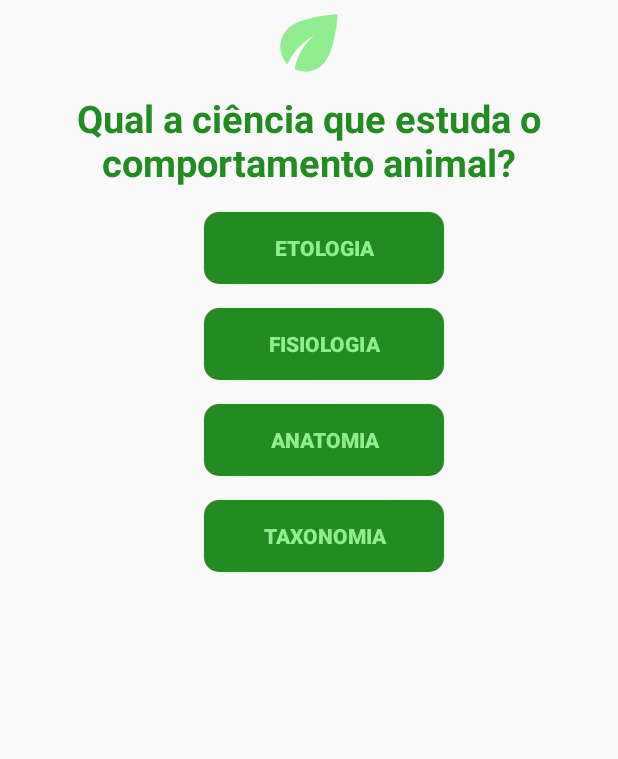
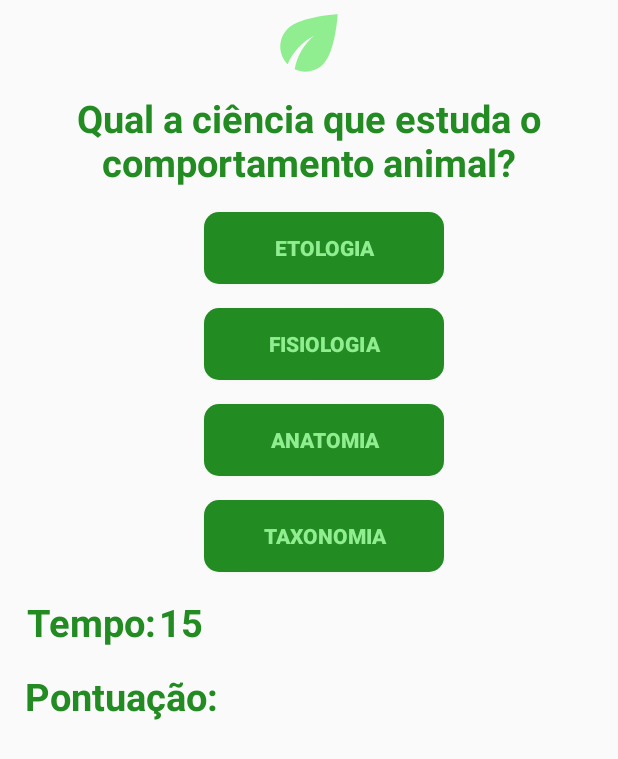
Before and after one commit to RenanSouzadeOliveira/EcoQuizMobile, an Android app: the layout activity_normal1.xml on its own in the app's theme, with its tools: preview values and no code run, on a phone screen of 412 x 824 dp. Shown: the top 759 px of the screen. Run offline under Robolectric (Android 15) with nearby library versions, the phone set to English and light mode, and no system bars.

Commit message:
Tela 'Normal1' implementada.

```diff
--- a/app/src/main/AndroidManifest.xml
+++ b/app/src/main/AndroidManifest.xml
@@ -11,7 +11,7 @@
         android:roundIcon="@mipmap/ic_launcher_round"
         android:supportsRtl="true"
         android:theme="@style/AppTheme">
-        <activity android:name=".Normal1"></activity>
+        <activity android:name=".normal.Normal1"></activity>
         <activity android:name=".normal.Normal0" />
         <activity android:name=".ranking.RankingNovato" />
         <activity android:name=".novato.Novato9" />
--- a/app/src/main/java/com/example/ecoquiz/Normal1.java
+++ /dev/null
@@ -1,14 +0,0 @@
-package com.example.ecoquiz;
-
-import androidx.appcompat.app.AppCompatActivity;
-
-import android.os.Bundle;
-
-public class Normal1 extends AppCompatActivity {
-
-    @Override
-    protected void onCreate(Bundle savedInstanceState) {
-        super.onCreate(savedInstanceState);
-        setContentView(R.layout.activity_normal1);
-    }
-}
--- a/app/src/main/java/com/example/ecoquiz/controll/PartidaController.java
+++ b/app/src/main/java/com/example/ecoquiz/controll/PartidaController.java
@@ -15,6 +15,8 @@ public class PartidaController {
         respostas.add("RHIZOBIUM");
         respostas.add("CADEIA ALIMENTAR");
         respostas.add("AMENSALISMO");
+        respostas.add("POLUIÇÃO AMBIENTAL");
+        respostas.add("ETOLOGIA");
 
 
         if(respostas.contains(alternativa)){
--- a/app/src/main/java/com/example/ecoquiz/normal/Normal0.java
+++ b/app/src/main/java/com/example/ecoquiz/normal/Normal1.java
@@ -22,7 +22,6 @@ import com.example.ecoquiz.MainActivity;
 import com.example.ecoquiz.R;
 import com.example.ecoquiz.controll.PartidaController;
 import com.example.ecoquiz.model.Player;
-import com.example.ecoquiz.novato.Novato0;
 import com.example.ecoquiz.novato.Novato1;
 import com.google.android.gms.ads.AdRequest;
 import com.google.android.gms.ads.rewarded.RewardItem;
@@ -33,7 +32,7 @@ import com.google.gson.JsonObject;
 import com.koushikdutta.async.future.FutureCallback;
 import com.koushikdutta.ion.Ion;
 
-public class Normal0 extends AppCompatActivity {
+public class Normal1 extends AppCompatActivity {
     private AlertDialog alerta;
     private CountDownTimer relogio;
     private RewardedAd rewardedAd;
@@ -45,7 +44,7 @@ public class Normal0 extends AppCompatActivity {
     @Override
     protected void onCreate(Bundle savedInstanceState) {
         super.onCreate(savedInstanceState);
-        setContentView(R.layout.activity_normal0);
+        setContentView(R.layout.activity_normal1);
         player = getIntent().getExtras().getParcelable("user");
         TextView pontuacao = (TextView)findViewById(R.id.txtPontuacaoAtual);
         pontuacao.setText(Integer.toString(player.getPontuacao()));
@@ -87,7 +86,7 @@ public class Normal0 extends AppCompatActivity {
             botao.setBackground(getResources().getDrawable(R.drawable.buttonverify));
             relogio.cancel();
             player.setPontuacao(Integer.parseInt(cronometro.getText().toString()));
-            Intent it = new Intent(Normal0.this, Novato1.class);
+            Intent it = new Intent(Normal1.this, Novato1.class);
             it.putExtra("user",player);
             startActivityForResult(it, 0);
         } else{
@@ -96,7 +95,7 @@ public class Normal0 extends AppCompatActivity {
             mp.start();
             botao.setBackground(getResources().getDrawable(R.drawable.buttonerror));
             relogio.cancel();
-            Intent it = new Intent(Normal0.this, Novato1.class);
+            Intent it = new Intent(Normal1.this, Novato1.class);
             it.putExtra("user",player);
             startActivityForResult(it, 0);
         }
@@ -114,7 +113,7 @@ public class Normal0 extends AppCompatActivity {
             botao.setBackground(getResources().getDrawable(R.drawable.buttonverify));
             relogio.cancel();
             player.setPontuacao(Integer.parseInt(cronometro.getText().toString()));
-            Intent it = new Intent(Normal0.this, Novato1.class);
+            Intent it = new Intent(Normal1.this, Novato1.class);
             it.putExtra("user",player);
             startActivityForResult(it, 0);
         } else{
@@ -123,7 +122,7 @@ public class Normal0 extends AppCompatActivity {
             mp.start();
             botao.setBackground(getResources().getDrawable(R.drawable.buttonerror));
             relogio.cancel();
-            Intent it = new Intent(Normal0.this, Novato1.class);
+            Intent it = new Intent(Normal1.this, Novato1.class);
             it.putExtra("user", player);
             startActivityForResult(it, 0);
         }
@@ -141,7 +140,7 @@ public class Normal0 extends AppCompatActivity {
             botao.setBackground(getResources().getDrawable(R.drawable.buttonverify));
             relogio.cancel();
             player.setPontuacao(Integer.parseInt(cronometro.getText().toString()));
-            Intent it = new Intent(Normal0.this, Novato1.class);
+            Intent it = new Intent(Normal1.this, Novato1.class);
             it.putExtra("user",player);
             startActivityForResult(it, 0);
         } else{
@@ -150,7 +149,7 @@ public class Normal0 extends AppCompatActivity {
             mp.start();
             botao.setBackground(getResources().getDrawable(R.drawable.buttonerror));
             relogio.cancel();
-            Intent it = new Intent(Normal0.this, Novato1.class);
+            Intent it = new Intent(Normal1.this, Novato1.class);
             it.putExtra("user", player);
             startActivityForResult(it, 0);
         }
@@ -168,7 +167,7 @@ public class Normal0 extends AppCompatActivity {
             botao.setBackground(getResources().getDrawable(R.drawable.buttonverify));
             relogio.cancel();
             player.setPontuacao(Integer.parseInt(cronometro.getText().toString()));
-            Intent it = new Intent(Normal0.this, Novato1.class);
+            Intent it = new Intent(Normal1.this, Novato1.class);
             it.putExtra("user",player);
             startActivityForResult(it, 0);
         } else{
@@ -177,7 +176,7 @@ public class Normal0 extends AppCompatActivity {
             mp.start();
             botao.setBackground(getResources().getDrawable(R.drawable.buttonerror));
             relogio.cancel();
-            Intent it = new Intent(Normal0.this, Novato1.class);
+            Intent it = new Intent(Normal1.this, Novato1.class);
             it.putExtra("user",player);
             startActivityForResult(it, 0);
         }
@@ -198,7 +197,7 @@ public class Normal0 extends AppCompatActivity {
                 @Override
                 public void onClick(View v) {
                     registrarOnline(player.getNome().toString(), player.getPontuacao());
-                    Intent it = new Intent(Normal0.this, MainActivity.class);
+                    Intent it = new Intent(Normal1.this, MainActivity.class);
                     startActivityForResult(it, 0);
                 }
             });
@@ -207,7 +206,7 @@ public class Normal0 extends AppCompatActivity {
                 @Override
                 public void onClick(View v) {
                     if (rewardedAd.isLoaded()) {
-                        Activity activityContext = Normal0.this;
+                        Activity activityContext = Normal1.this;
                         RewardedAdCallback adCallback = new RewardedAdCallback() {
                             @Override
                             public void onRewardedAdOpened() {
@@ -221,14 +220,14 @@ public class Normal0 extends AppCompatActivity {
 
                             @Override
                             public void onUserEarnedReward(@NonNull RewardItem rewardItem) {
-                                AlertDialog.Builder abc = new AlertDialog.Builder(Normal0.this);
+                                AlertDialog.Builder abc = new AlertDialog.Builder(Normal1.this);
                                 View dialog = getLayoutInflater().inflate(R.layout.dialog_continuar, null);
                                 Button btnContinue = (Button)dialog.findViewById(R.id.btnContinuar);
 
                                 btnContinue.setOnClickListener(new View.OnClickListener() {
                                     @Override
                                     public void onClick(View v) {
-                                        Intent it = new Intent(Normal0.this, Novato1.class);
+                                        Intent it = new Intent(Normal1.this, Novato1.class);
                                         it.putExtra("user",player);
                                         startActivityForResult(it, 0);
                                     }
@@ -259,7 +258,7 @@ public class Normal0 extends AppCompatActivity {
             msg.setNegativeButton("OK", new DialogInterface.OnClickListener() {
                 @Override
                 public void onClick(DialogInterface dialog, int which) {
-                    Intent it = new Intent(Normal0.this, MainActivity.class);
+                    Intent it = new Intent(Normal1.this, MainActivity.class);
                     startActivityForResult(it, 0);
                 }
             });
--- a/app/src/main/res/layout/activity_normal1.xml
+++ b/app/src/main/res/layout/activity_normal1.xml
@@ -1,16 +1,36 @@
 <?xml version="1.0" encoding="utf-8"?>
-<androidx.constraintlayout.widget.ConstraintLayout xmlns:android="http://schemas.android.com/apk/res/android"
+<RelativeLayout xmlns:android="http://schemas.android.com/apk/res/android"
     xmlns:app="http://schemas.android.com/apk/res-auto"
     xmlns:tools="http://schemas.android.com/tools"
     android:layout_width="match_parent"
     android:layout_height="match_parent"
-    tools:context=".Normal1">
+    tools:context=".normal.Normal1">
+
+    <ScrollView
+        android:id="@+id/scrollView2"
+        android:layout_width="match_parent"
+        android:layout_height="match_parent"
+        app:layout_constraintBottom_toBottomOf="parent"
+        app:layout_constraintEnd_toEndOf="parent"
+        app:layout_constraintHorizontal_bias="0.0"
+        app:layout_constraintStart_toStartOf="parent"
+        app:layout_constraintTop_toTopOf="parent">
+
+        <LinearLayout
+            android:layout_width="match_parent"
+            android:layout_height="wrap_content"
+            android:orientation="vertical" >
+
+            <androidx.constraintlayout.widget.ConstraintLayout
+                android:layout_width="match_parent"
+                android:layout_height="match_parent">
 
                 <ImageView
                     android:id="@+id/imgLogo"
                     android:layout_width="0dp"
                     android:layout_height="57dp"
                     app:layout_constraintEnd_toEndOf="parent"
+                    app:layout_constraintHorizontal_bias="0.0"
                     app:layout_constraintStart_toStartOf="parent"
                     app:layout_constraintTop_toTopOf="parent"
                     app:srcCompat="@drawable/ic_baseline_eco_24" />
@@ -35,6 +55,7 @@
                     android:layout_height="0dp"
                     android:layout_marginTop="16dp"
                     android:background="@drawable/buttonstyle"
+                    android:onClick="verificarResposta0"
                     android:text="@string/R0N1"
                     android:textAlignment="center"
                     android:textColor="@color/colotSecundari"
@@ -50,6 +71,7 @@
                     android:layout_height="0dp"
                     android:layout_marginTop="16dp"
                     android:background="@drawable/buttonstyle"
+                    android:onClick="verificarResposta1"
                     android:text="@string/R1N1"
                     android:textAlignment="center"
                     android:textColor="@color/colotSecundari"
@@ -64,6 +86,7 @@
                     android:layout_height="0dp"
                     android:layout_marginTop="16dp"
                     android:background="@drawable/buttonstyle"
+                    android:onClick="verificarResposta2"
                     android:text="@string/R2N1"
                     android:textAlignment="center"
                     android:textColor="@color/colotSecundari"
@@ -78,6 +101,7 @@
                     android:layout_height="0dp"
                     android:layout_marginTop="16dp"
                     android:background="@drawable/buttonstyle"
+                    android:onClick="verificarResposta3"
                     android:text="@string/R3N1"
                     android:textAlignment="center"
                     android:textColor="@color/colotSecundari"
@@ -85,4 +109,68 @@
                     app:layout_constraintEnd_toEndOf="@+id/btnResposta2"
                     app:layout_constraintStart_toStartOf="@+id/btnResposta2"
                     app:layout_constraintTop_toBottomOf="@+id/btnResposta2" />
+
+                <TextView
+                    android:id="@+id/txtTempo"
+                    android:layout_width="90dp"
+                    android:layout_height="33dp"
+                    android:layout_marginStart="16dp"
+                    android:layout_marginTop="16dp"
+                    android:text="@string/tempo"
+                    android:textAlignment="center"
+                    android:textColor="@color/colorPrimary"
+                    android:textSize="25sp"
+                    android:textStyle="bold"
+                    app:layout_constraintStart_toStartOf="parent"
+                    app:layout_constraintTop_toBottomOf="@+id/btnResposta3" />
+
+                <TextView
+                    android:id="@+id/txtCronometro"
+                    android:layout_width="30dp"
+                    android:layout_height="33dp"
+                    android:layout_marginTop="16dp"
+                    android:text="@string/crNormal"
+                    android:textAlignment="center"
+                    android:textColor="@color/colorPrimary"
+                    android:textSize="25sp"
+                    android:textStyle="bold"
+                    app:layout_constraintEnd_toEndOf="@+id/btnResposta3"
+                    app:layout_constraintHorizontal_bias="0.0"
+                    app:layout_constraintStart_toEndOf="@+id/txtTempo"
+                    app:layout_constraintTop_toBottomOf="@+id/btnResposta3" />
+
+                <TextView
+                    android:id="@+id/txtPontuacao"
+                    android:layout_width="130dp"
+                    android:layout_height="33dp"
+                    android:layout_marginTop="16dp"
+                    android:text="@string/pontuacao"
+                    android:textAlignment="center"
+                    android:textColor="@color/colorPrimary"
+                    android:textSize="25sp"
+                    android:textStyle="bold"
+                    app:layout_constraintEnd_toEndOf="@+id/txtTempo"
+                    app:layout_constraintHorizontal_bias="0.0"
+                    app:layout_constraintStart_toStartOf="@+id/txtTempo"
+                    app:layout_constraintTop_toBottomOf="@+id/txtTempo" />
+
+                <TextView
+                    android:id="@+id/txtPontuacaoAtual"
+                    android:layout_width="45dp"
+                    android:layout_height="33dp"
+                    android:layout_marginStart="4dp"
+                    android:layout_marginTop="16dp"
+                    android:text="@string/pontuacaoAtual"
+                    android:textAlignment="center"
+                    android:textColor="@color/colorPrimary"
+                    android:textSize="25sp"
+                    android:textStyle="bold"
+                    app:layout_constraintEnd_toEndOf="@+id/txtCronometro"
+                    app:layout_constraintHorizontal_bias="0.0"
+                    app:layout_constraintStart_toEndOf="@+id/txtPontuacao"
+                    app:layout_constraintTop_toBottomOf="@+id/txtCronometro" />
             </androidx.constraintlayout.widget.ConstraintLayout>
+        </LinearLayout>
+    </ScrollView>
+
+</RelativeLayout>
```
Lines whose indentation alone changed are shown as unchanged.
